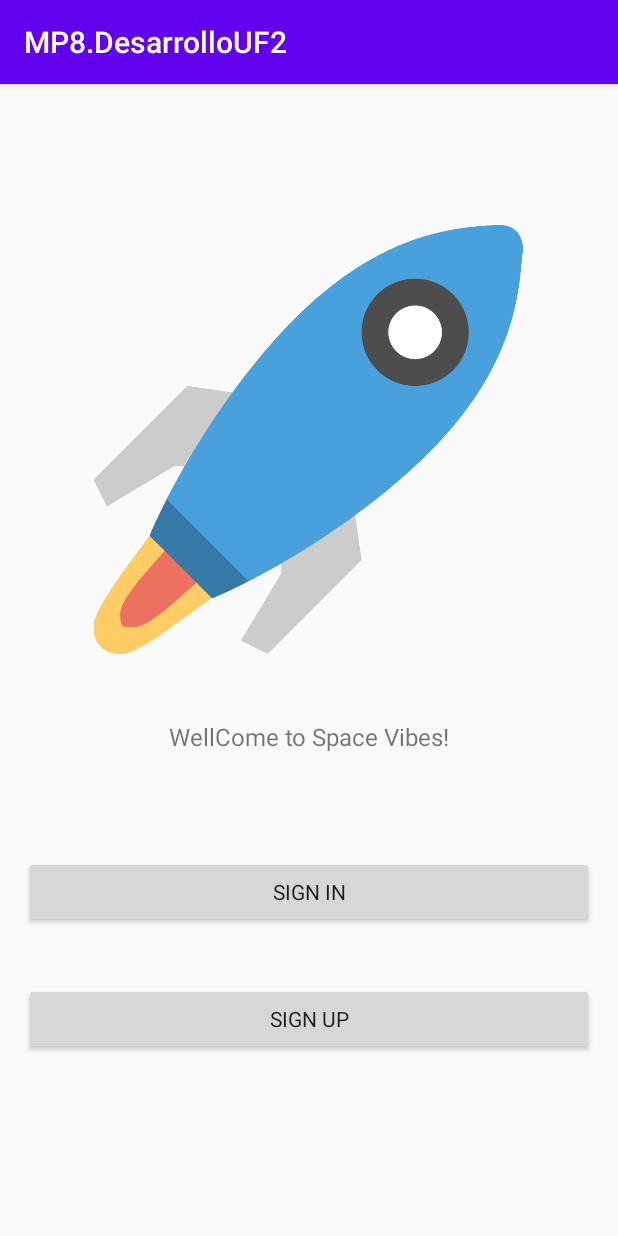
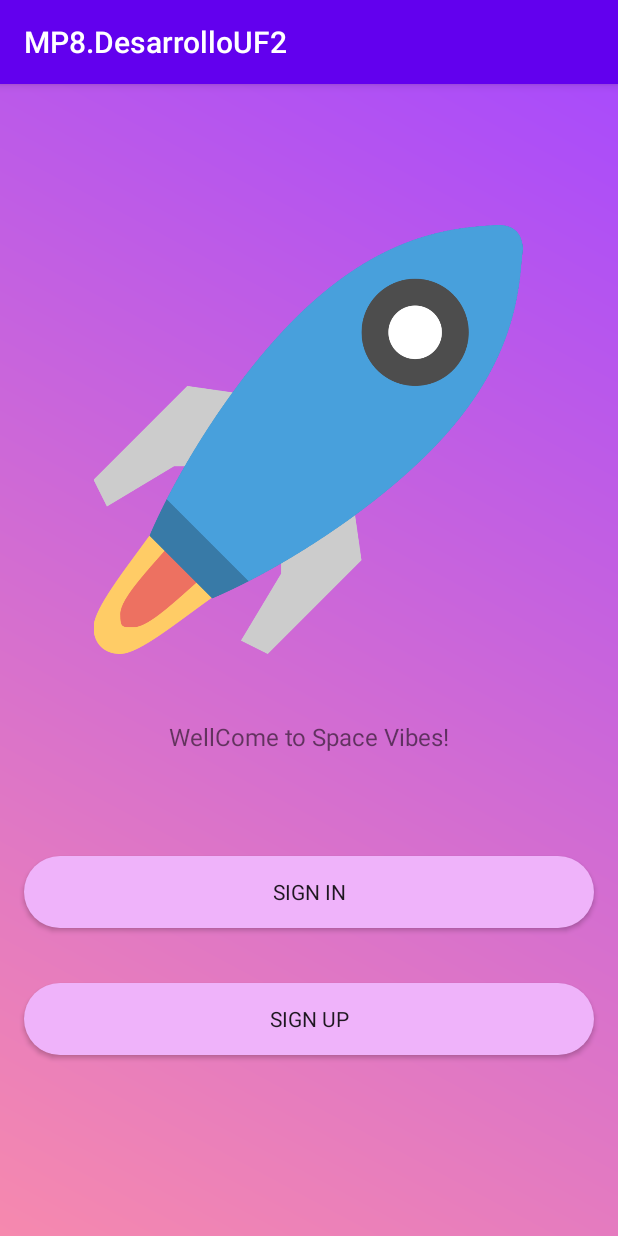
Before and after one commit to cosmopod/MP8DesarrolloUF2, an Android app: the screen it shows after launch (MainActivity), on a phone screen of 412 x 824 dp. Run offline under Robolectric (Android 15) with nearby library versions, the light colour scheme and no system bars; Roboto replaces fonts that are not available here.

Commit message:
add drawable backgrounds

```diff
--- /dev/null
+++ b/app/src/main/res/drawable/btn_rounded.xml
@@ -0,0 +1,5 @@
+<?xml version="1.0" encoding="utf-8"?>
+<shape xmlns:android="http://schemas.android.com/apk/res/android" android:shape="rectangle">
+<solid android:color="@color/colorBtn"/>
+ <corners android:radius="25dp"/>
+</shape>
--- /dev/null
+++ b/app/src/main/res/drawable/gradient.xml
@@ -0,0 +1,7 @@
+<?xml version="1.0" encoding="utf-8"?>
+<shape xmlns:android="http://schemas.android.com/apk/res/android">
+    <gradient
+        android:angle="45"
+        android:startColor="@color/gradientStart"
+        android:endColor="@color/gradientEnd" />
+</shape>
--- a/app/src/main/res/layout-land/activity_main.xml
+++ b/app/src/main/res/layout-land/activity_main.xml
@@ -4,6 +4,7 @@
     xmlns:tools="http://schemas.android.com/tools"
     android:layout_width="match_parent"
     android:layout_height="match_parent"
+    android:background="@drawable/gradient"
     tools:context=".MainActivity">
 
     <TextView
@@ -27,6 +28,7 @@
         android:layout_marginBottom="60dp"
         android:fontFamily="@font/atomic_age"
         android:text="@string/sign_in"
+        android:background="@drawable/btn_rounded"
         app:layout_constraintBottom_toBottomOf="parent"
         app:layout_constraintEnd_toEndOf="parent"
         app:layout_constraintHorizontal_bias="0.373"
@@ -39,6 +41,7 @@
         android:layout_marginBottom="60dp"
         android:fontFamily="@font/atomic_age"
         android:text="@string/sign_up"
+        android:background="@drawable/btn_rounded"
         app:layout_constraintBottom_toBottomOf="parent"
         app:layout_constraintEnd_toEndOf="parent"
         app:layout_constraintHorizontal_bias="0.241"
--- a/app/src/main/res/layout/activity_main.xml
+++ b/app/src/main/res/layout/activity_main.xml
@@ -4,6 +4,7 @@
     xmlns:tools="http://schemas.android.com/tools"
     android:layout_width="match_parent"
     android:layout_height="match_parent"
+    android:background="@drawable/gradient"
     tools:context=".MainActivity">
 
     <TextView
@@ -32,6 +33,7 @@
         android:layout_marginRight="16dp"
         android:fontFamily="@font/atomic_age"
         android:text="@string/sign_in"
+        android:background="@drawable/btn_rounded"
         app:layout_constraintBottom_toTopOf="@+id/sign_up_btn"
         app:layout_constraintEnd_toEndOf="parent"
         app:layout_constraintHorizontal_bias="0.0"
@@ -49,6 +51,7 @@
         android:layout_marginRight="16dp"
         android:fontFamily="@font/atomic_age"
         android:text="@string/sign_up"
+        android:background="@drawable/btn_rounded"
         app:layout_constraintBottom_toBottomOf="parent"
         app:layout_constraintEnd_toEndOf="parent"
         app:layout_constraintHorizontal_bias="0.0"
--- a/app/src/main/res/values/colors.xml
+++ b/app/src/main/res/values/colors.xml
@@ -3,4 +3,7 @@
     <color name="colorPrimary">#6200EE</color>
     <color name="colorPrimaryDark">#3700B3</color>
     <color name="colorAccent">#03DAC5</color>
+    <color name="colorBtn">#EFB3FA</color>
+    <color name="gradientStart">#F689AE</color>
+    <color name="gradientEnd">#A94BFB</color>
 </resources>
```
